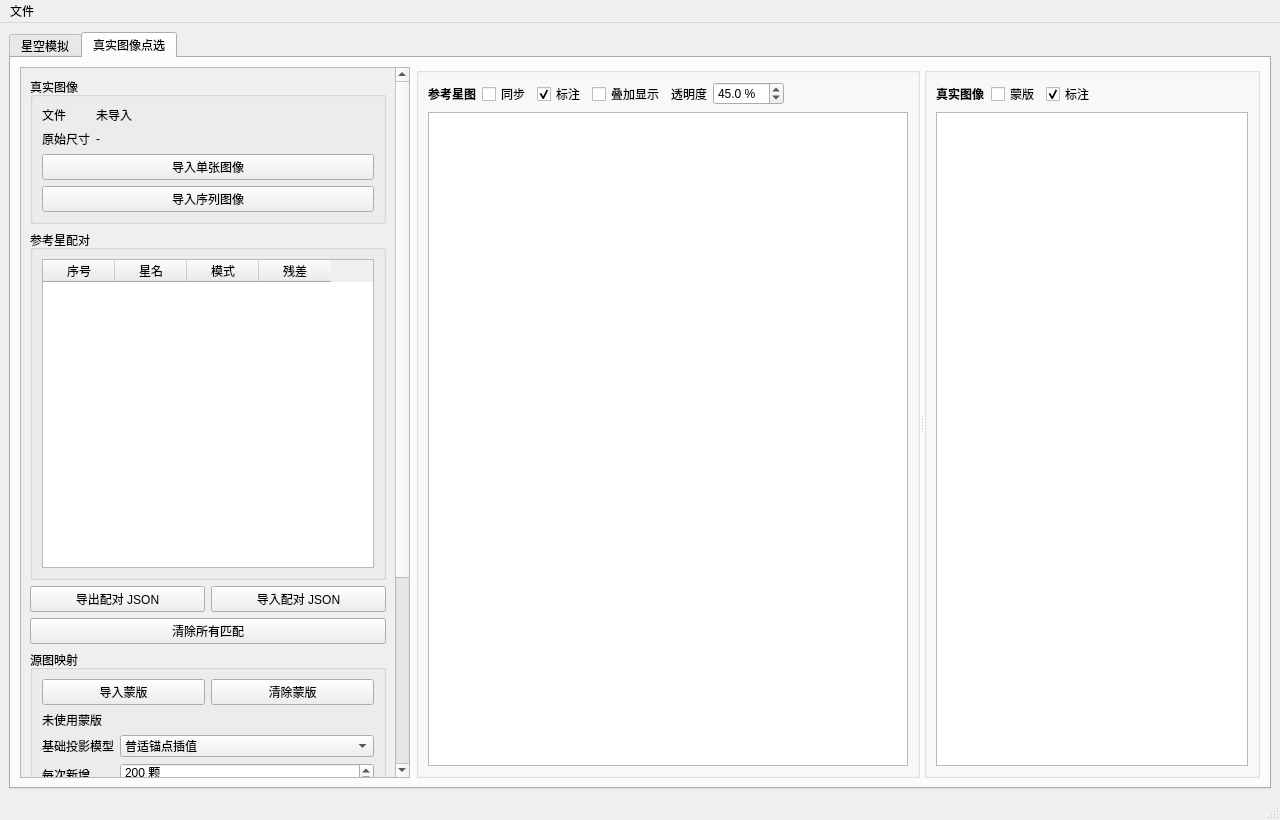
Qt form meteoalign/ui/main_window.ui (HG731GZ/HGMeteoTool) before a commit.
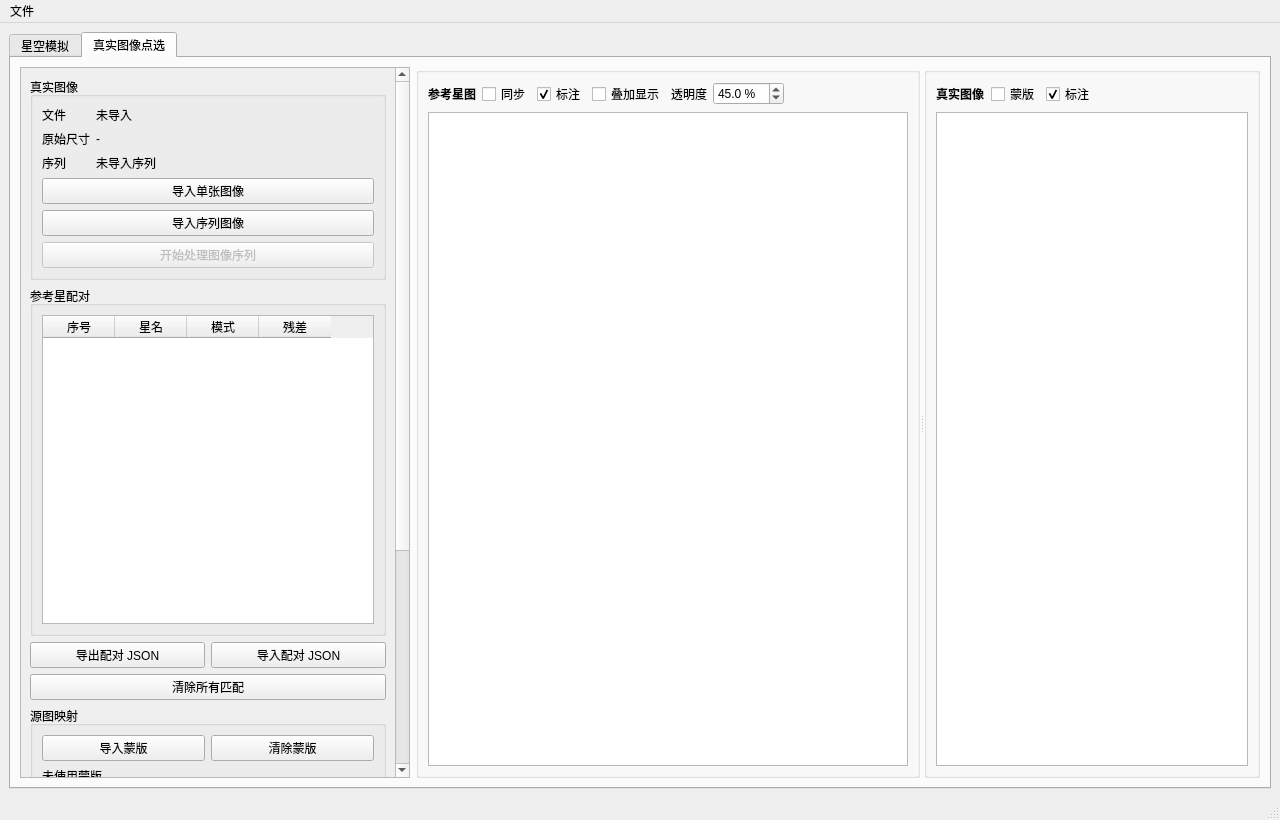
The same form after that commit. The open tabs and pages were chosen to show the change.

Commit message: 添加序列图像处理，但还需完善

```diff
--- a/meteoalign/ui/main_window.ui
+++ b/meteoalign/ui/main_window.ui
@@ -633,7 +633,7 @@
              <property name="maximumSize">
               <size>
                <width>16777215</width>
-               <height>190</height>
+               <height>245</height>
               </size>
              </property>
              <layout class="QVBoxLayout" name="verticalLayoutImportedImage">
@@ -682,6 +682,35 @@
                   </property>
                  </widget>
                 </item>
+                <item row="2" column="0">
+                 <widget class="QLabel" name="labelImageSequenceStatusTitle">
+                  <property name="text">
+                   <string>序列</string>
+                  </property>
+                 </widget>
+                </item>
+                <item row="2" column="1">
+                 <widget class="QLabel" name="labelImageSequenceStatus">
+                  <property name="sizePolicy">
+                   <sizepolicy hsizetype="Ignored" vsizetype="Preferred">
+                    <horstretch>0</horstretch>
+                    <verstretch>0</verstretch>
+                   </sizepolicy>
+                  </property>
+                  <property name="minimumSize">
+                   <size>
+                    <width>0</width>
+                    <height>0</height>
+                   </size>
+                  </property>
+                  <property name="text">
+                   <string>未导入序列</string>
+                  </property>
+                  <property name="wordWrap">
+                   <bool>false</bool>
+                  </property>
+                 </widget>
+                </item>
                </layout>
               </item>
               <item>
@@ -698,6 +727,16 @@
                 </property>
                </widget>
               </item>
+              <item>
+               <widget class="QPushButton" name="pushButtonProcessImageSequence">
+                <property name="enabled">
+                 <bool>false</bool>
+                </property>
+                <property name="text">
+                 <string>开始处理图像序列</string>
+                </property>
+               </widget>
+              </item>
              </layout>
             </widget>
            </item>
```
The commit also changes 8 other files.
